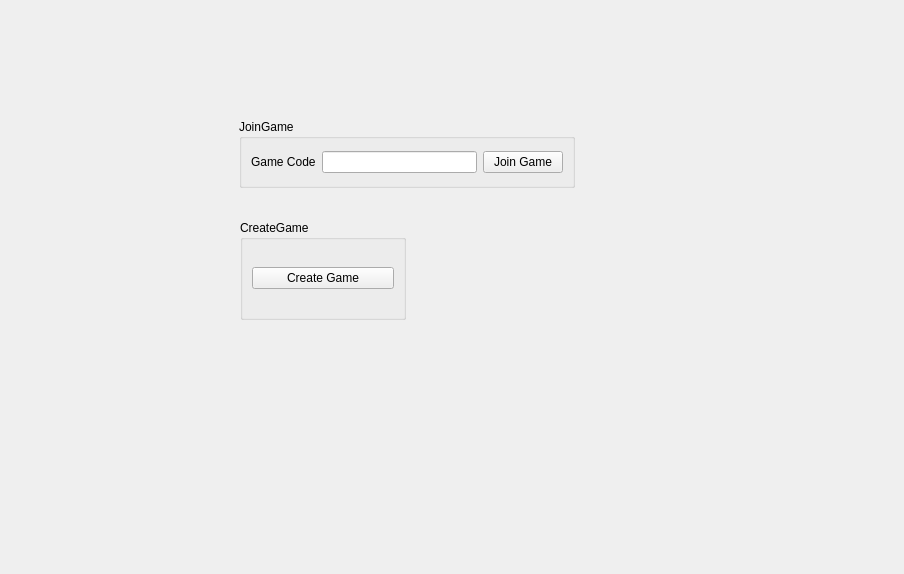
Qt form Client/src/LobbyUI/lobbywindow.ui (Luansair/Taller1-TP-Left4Dead) before a commit.
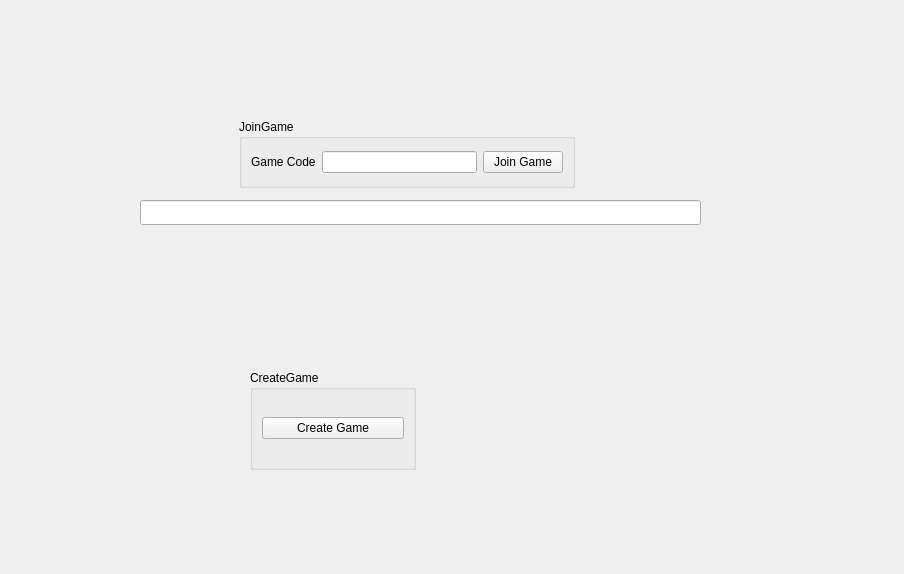
The same form after that commit.

Commit message:
feat(ui): se recibe el game code desde la ui
Se implementa un poco de codigo de prueba para recibir game code desde la UI al presionar el boton Join Game.

Patch:
```diff
--- a/Client/src/LobbyUI/lobbywindow.ui
+++ b/Client/src/LobbyUI/lobbywindow.ui
@@ -48,8 +48,8 @@
   <widget class="QGroupBox" name="groupBox_creategame">
    <property name="geometry">
     <rect>
-     <x>240</x>
-     <y>220</y>
+     <x>250</x>
+     <y>370</y>
      <width>166</width>
      <height>100</height>
     </rect>
@@ -67,6 +67,19 @@
     </item>
    </layout>
   </widget>
+  <widget class="QLineEdit" name="lineEdit_joingame_feed">
+   <property name="geometry">
+    <rect>
+     <x>140</x>
+     <y>200</y>
+     <width>561</width>
+     <height>25</height>
+    </rect>
+   </property>
+   <property name="readOnly">
+    <bool>true</bool>
+   </property>
+  </widget>
  </widget>
  <resources/>
  <connections/>
```
The commit also changes 5 other files.
